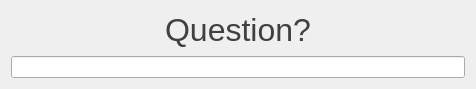
Above: src/question_widget.ui from qiemem/PsyQ before the change. Below: the same form after it.
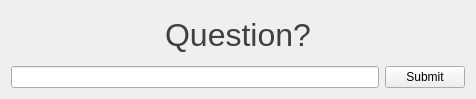
That is the form after the change.

What changed in the file:
```diff
--- a/src/question_widget.ui
+++ b/src/question_widget.ui
@@ -7,14 +7,14 @@
     <x>0</x>
     <y>0</y>
     <width>476</width>
-    <height>89</height>
+    <height>99</height>
    </rect>
   </property>
   <property name="windowTitle">
    <string>Form</string>
   </property>
   <layout class="QGridLayout" name="gridLayout">
-   <item row="0" column="0">
+   <item row="0" column="0" colspan="2">
     <widget class="QLabel" name="questionLabel">
      <property name="text">
       <string>&lt;!DOCTYPE HTML PUBLIC &quot;-//W3C//DTD HTML 4.0//EN&quot; &quot;http://www.w3.org/TR/REC-html40/strict.dtd&quot;&gt;
@@ -25,16 +25,29 @@
      </property>
     </widget>
    </item>
-   <item row="1" column="0">
+   <item row="2" column="0">
     <widget class="QLineEdit" name="ansLineEdit">
      <property name="enabled">
       <bool>true</bool>
      </property>
+     <property name="sizePolicy">
+      <sizepolicy hsizetype="MinimumExpanding" vsizetype="Fixed">
+       <horstretch>0</horstretch>
+       <verstretch>0</verstretch>
+      </sizepolicy>
+     </property>
      <property name="alignment">
       <set>Qt::AlignCenter</set>
      </property>
     </widget>
    </item>
+   <item row="2" column="1">
+    <widget class="QPushButton" name="submitAnswerButton">
+     <property name="text">
+      <string>Submit</string>
+     </property>
+    </widget>
+   </item>
   </layout>
  </widget>
  <resources/>
```
Left out of the diff: 19 changed lines with no effect on the pictures.
